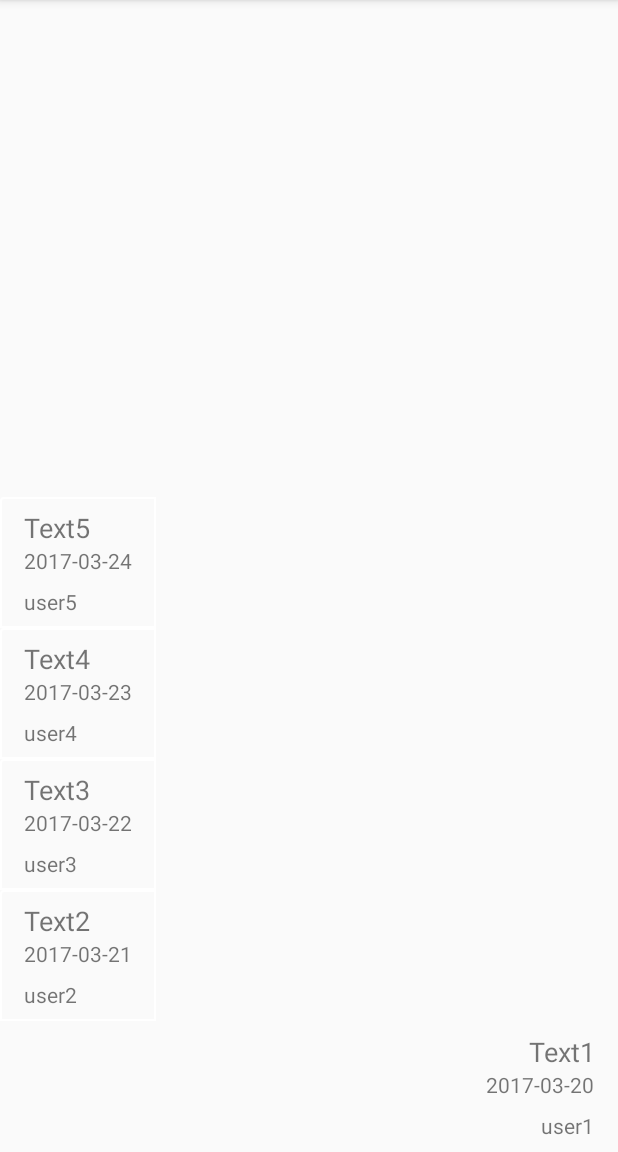
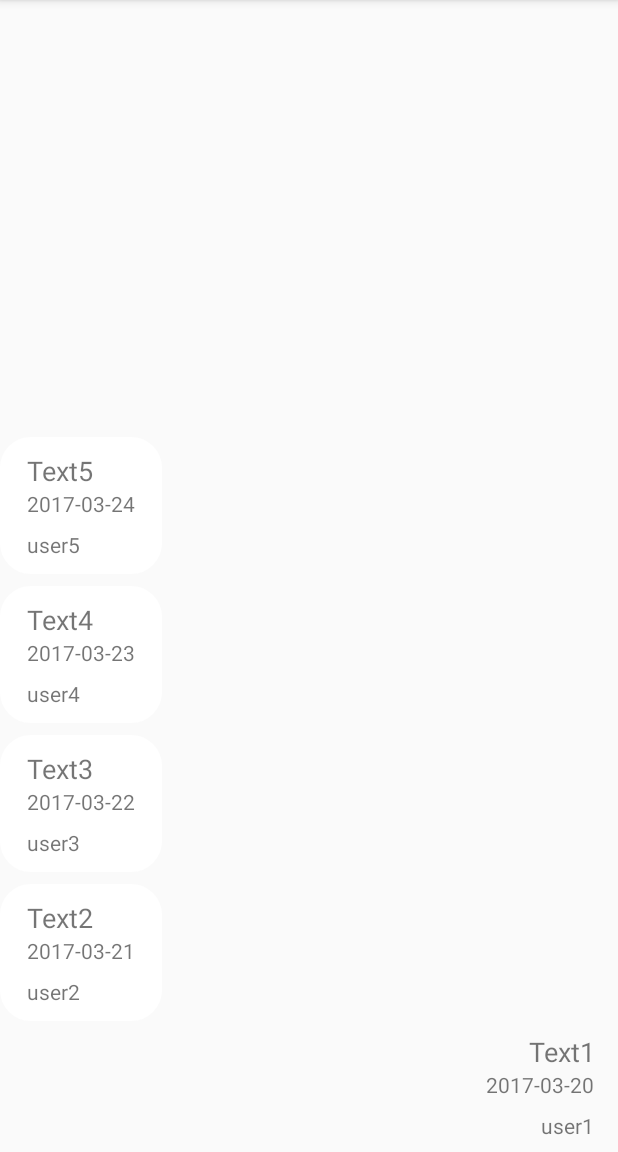
Before and after one commit to puz-ya/tinkoff.finteh.2017, an Android app: the ChatActivity screen opened directly, with no data from a screen before it, on a phone screen of 412 x 824 dp, the part 84-1236 px from its top. Run offline under Robolectric (Android 15) with nearby library versions, the phone set to English and light mode, and no system bars.

Commit message:
Update messages from "other" users.

```diff
--- a/app/src/main/res/drawable/message_background.xml
+++ b/app/src/main/res/drawable/message_background.xml
@@ -2,13 +2,18 @@
 <shape xmlns:android="http://schemas.android.com/apk/res/android"
     android:shape="rectangle">
     <corners
-        android:radius="2dp"
-        android:topRightRadius="0dp"
-        android:bottomRightRadius="0dp"
-        android:bottomLeftRadius="0dp" />
+        android:radius="20dp"
+        />
     <stroke
         android:width="1dp"
         android:color="@android:color/white" />
+    <padding
+        android:left="2dp"
+        android:top="2dp"
+        android:right="2dp"
+        android:bottom="2dp" />
+
     <solid
-        android:color="@android:color/transparent" />
+        android:color="@android:color/white" />
+
 </shape>
--- a/app/src/main/res/layout/item_chat_messages_left.xml
+++ b/app/src/main/res/layout/item_chat_messages_left.xml
@@ -4,6 +4,7 @@
     android:layout_width="wrap_content"
     android:layout_height="wrap_content"
     android:layout_gravity="start"
+    android:layout_marginTop="8dp"
     android:orientation="vertical"
     android:background="@drawable/message_background">
 
@@ -12,6 +13,7 @@
         android:layout_width="match_parent"
         android:layout_height="wrap_content"
         android:paddingLeft="16dp"
+
         android:paddingRight="16dp"
         android:paddingTop="8dp"
         android:textSize="18sp"
```
